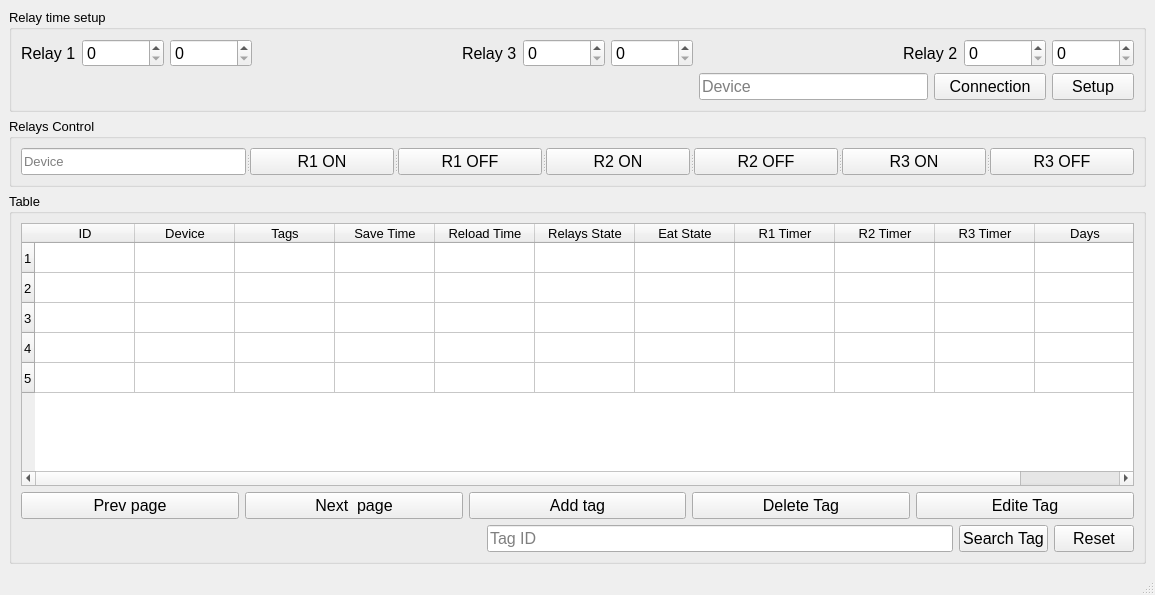
Before: the Qt Designer form UI/ui_app.ui in mesaudaahmed/yahyaRaspberry, drawn with Qt 5.
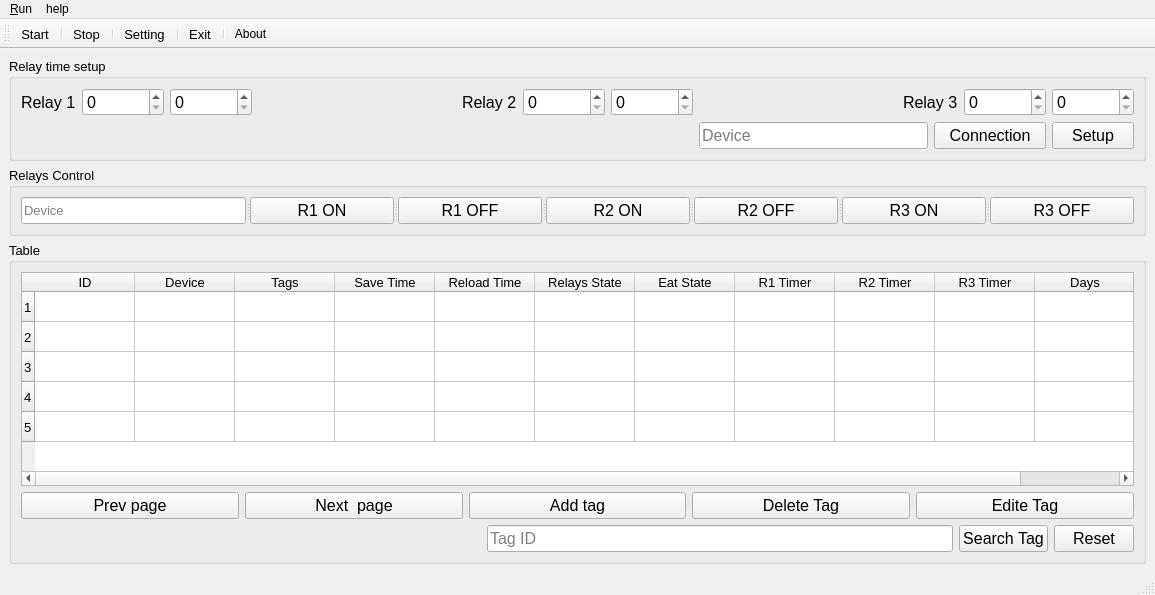
After: the same form once the commit is applied. Icons and pictures are not drawn.

Commit message: start mqtt client coding

```diff
--- a/UI/ui_app.ui
+++ b/UI/ui_app.ui
@@ -308,7 +308,7 @@
           </font>
          </property>
          <property name="text">
-          <string>Relay 3</string>
+          <string>Relay 2</string>
          </property>
         </widget>
        </item>
@@ -418,7 +418,7 @@
           </font>
          </property>
          <property name="text">
-          <string>Relay 2</string>
+          <string>Relay 3</string>
          </property>
         </widget>
        </item>
@@ -534,8 +534,140 @@
      <height>21</height>
     </rect>
    </property>
+   <widget class="QMenu" name="menu_Run">
+    <property name="title">
+     <string>&amp;Run</string>
+    </property>
+    <addaction name="action_Start"/>
+    <addaction name="action_Stop"/>
+    <addaction name="action_Setting"/>
+    <addaction name="action_Exit"/>
+   </widget>
+   <widget class="QMenu" name="menuhelp">
+    <property name="title">
+     <string>help</string>
+    </property>
+    <addaction name="action_About"/>
+   </widget>
+   <addaction name="menu_Run"/>
+   <addaction name="menuhelp"/>
   </widget>
   <widget class="QStatusBar" name="statusbar"/>
+  <widget class="QToolBar" name="toolBar">
+   <property name="windowTitle">
+    <string>toolBar</string>
+   </property>
+   <attribute name="toolBarArea">
+    <enum>TopToolBarArea</enum>
+   </attribute>
+   <attribute name="toolBarBreak">
+    <bool>false</bool>
+   </attribute>
+   <addaction name="action_Start"/>
+   <addaction name="separator"/>
+   <addaction name="action_Stop"/>
+   <addaction name="separator"/>
+   <addaction name="action_Setting"/>
+   <addaction name="separator"/>
+   <addaction name="action_Exit"/>
+   <addaction name="separator"/>
+   <addaction name="action_About"/>
+  </widget>
+  <action name="action_Start">
+   <property name="icon">
+    <iconset>
+     <normaloff>../resources/icons/icons8_go.svg</normaloff>../resources/icons/icons8_go.svg</iconset>
+   </property>
+   <property name="text">
+    <string>&amp;Start</string>
+   </property>
+   <property name="toolTip">
+    <string>Start the proccess</string>
+   </property>
+   <property name="font">
+    <font>
+     <pointsize>10</pointsize>
+    </font>
+   </property>
+   <property name="shortcut">
+    <string>F5</string>
+   </property>
+  </action>
+  <action name="action_Stop">
+   <property name="icon">
+    <iconset>
+     <normaloff>../resources/icons/icons8_stop_squared.svg</normaloff>../resources/icons/icons8_stop_squared.svg</iconset>
+   </property>
+   <property name="text">
+    <string>&amp;Stop</string>
+   </property>
+   <property name="toolTip">
+    <string>Stop the proccess</string>
+   </property>
+   <property name="font">
+    <font>
+     <pointsize>10</pointsize>
+    </font>
+   </property>
+   <property name="shortcut">
+    <string>Esc</string>
+   </property>
+  </action>
+  <action name="action_Setting">
+   <property name="icon">
+    <iconset>
+     <normaloff>../resources/icons/icons8_settings.svg</normaloff>../resources/icons/icons8_settings.svg</iconset>
+   </property>
+   <property name="text">
+    <string>&amp;Setting</string>
+   </property>
+   <property name="toolTip">
+    <string>default Setting for all new tags</string>
+   </property>
+   <property name="font">
+    <font>
+     <pointsize>10</pointsize>
+    </font>
+   </property>
+   <property name="shortcut">
+    <string>F1</string>
+   </property>
+  </action>
+  <action name="action_Exit">
+   <property name="icon">
+    <iconset>
+     <normaloff>../resources/icons/icons8_shutdown.svg</normaloff>../resources/icons/icons8_shutdown.svg</iconset>
+   </property>
+   <property name="text">
+    <string>&amp;Exit</string>
+   </property>
+   <property name="toolTip">
+    <string>Exit from the app</string>
+   </property>
+   <property name="font">
+    <font>
+     <pointsize>10</pointsize>
+    </font>
+   </property>
+   <property name="shortcut">
+    <string>F2</string>
+   </property>
+  </action>
+  <action name="action_About">
+   <property name="icon">
+    <iconset>
+     <normaloff>../resources/icons/icons8_about.svg</normaloff>../resources/icons/icons8_about.svg</iconset>
+   </property>
+   <property name="text">
+    <string>&amp;About</string>
+   </property>
+   <property name="toolTip">
+    <string>About the creator</string>
+   </property>
+   <property name="shortcut">
+    <string>F3</string>
+   </property>
+  </action>
  </widget>
  <resources/>
  <connections/>
```
Left out of the diff: 172 changed lines with no effect on the pictures. The commit also changes 17 other files.
